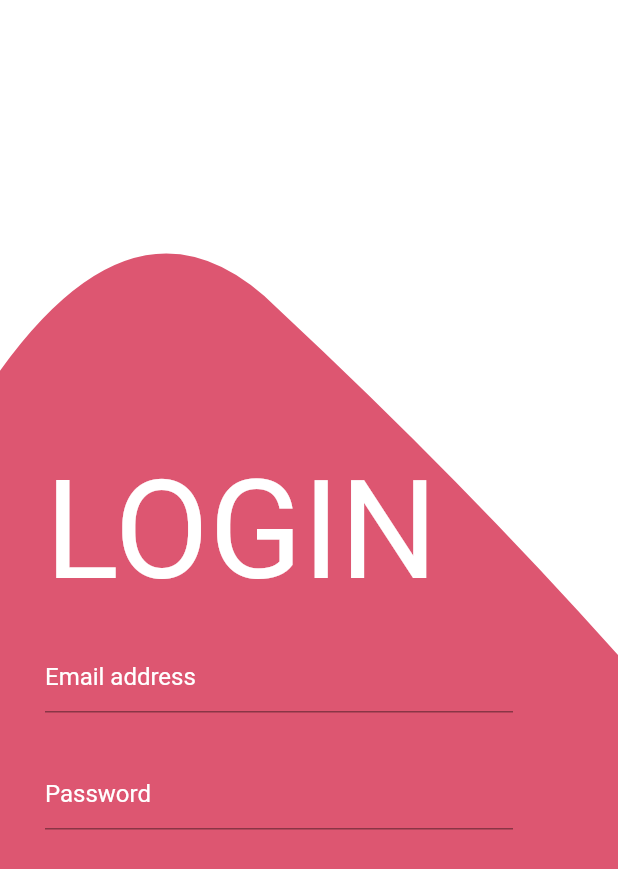
After one commit to mukireus/flutter_ui_template_login, a Flutter app: the AppleLogin screen opened directly, on a phone screen of 412 x 824 dp. The commit adds this screen. Shown: the top 869 px of the screen. Run offline on Flutter 3.47's test engine with Material 2 defaults, Android fonts, the phone set to English and light mode, and no system bars; our stand-ins replace flutter_screenutil.

Commit message:
added apple screen v1

```diff
--- /dev/null
+++ b/lib/screens/apple_login.dart
@@ -0,0 +1,121 @@
+import 'package:flutter/material.dart';
+import 'package:flutter_screenutil/flutter_screenutil.dart';
+import 'package:flutter_template_login/ui/ui_helper.dart';
+
+class AppleLogin extends StatefulWidget {
+  @override
+  _AppleLoginState createState() => _AppleLoginState();
+}
+
+class _AppleLoginState extends State<AppleLogin> {
+  @override
+  Widget build(BuildContext context) {
+    ScreenUtil.instance.init(context);
+    return Scaffold(
+      backgroundColor: Colors.white,
+      body: Stack(
+        children: <Widget>[
+          CustomPaint(
+            painter: CurvePainter(),
+            child: Container(height: double.infinity),
+          ),
+          Padding(
+            padding: const EdgeInsets.fromLTRB(30, 300, 30, 0),
+            child: Column(
+              crossAxisAlignment: CrossAxisAlignment.start,
+              mainAxisAlignment: MainAxisAlignment.start,
+              children: <Widget>[
+                Text(
+                  UIHelper.login.toUpperCase(),
+                  style: TextStyle(
+                    color: UIHelper.WHITE,
+                    fontSize: UIHelper.dynamicSp(80),
+                  ),
+                ),
+                SingleChildScrollView(
+                    child: Column(
+                  children: <Widget>[
+                    _textField(UIHelper.email, false),
+                    _textField(UIHelper.password, true),
+                  ],
+                )),
+              ],
+            ),
+          ),
+        ],
+      ),
+    );
+  }
+
+  Widget _textField(String text, bool obscure) => Padding(
+        padding: const EdgeInsets.fromLTRB(0, 20, 40, 10),
+        child: TextField(
+          style: TextStyle(color: UIHelper.WHITE),
+          textAlign: TextAlign.left,
+          obscureText: obscure,
+          autocorrect: false,
+          cursorColor: UIHelper.WHITE,
+          maxLines: 1,
+          decoration: InputDecoration(
+            border: new UnderlineInputBorder(
+                borderSide: new BorderSide(color: Colors.white)),
+            hintText: text,
+            hintStyle: TextStyle(color: Colors.white),
+          ),
+        ),
+      );
+}
+
+class CurvePainter extends CustomPainter {
+  @override
+  void paint(Canvas canvas, Size size) {
+    Paint paint = new Paint()..color = UIHelper.APPLE_GRADIENT_COLOR_TWO;
+    // create a path
+    var path = Path();
+    path.moveTo(0, size.height * 0.30);
+    path.quadraticBezierTo(size.width * 0.23, size.height * 0.14,
+        size.width * 0.45, size.height * 0.25);
+    path.quadraticBezierTo(
+        size.width * 0.75, size.height * 0.39, size.width, size.height * 0.53);
+    path.lineTo(size.width, size.height);
+    path.lineTo(0, size.height);
+    canvas.drawPath(path, paint);
+  }
+
+  @override
+  bool shouldRepaint(CustomPainter oldDelegate) => true;
+}
+
+class CurvePainterr extends CustomPainter {
+  @override
+  void paint(Canvas canvas, Size size) {
+    Paint paint = new Paint()..color = UIHelper.APPLE_GRADIENT_COLOR_TWO;
+    // create a path
+    var path = Path();
+    path.moveTo(0, size.height * 0.30);
+    path.quadraticBezierTo(size.width * 0.23, size.height * 0.14,
+        size.width * 0.45, size.height * 0.25);
+    path.quadraticBezierTo(
+        size.width * 0.75, size.height * 0.39, size.width, size.height * 0.53);
+    path.lineTo(size.width, size.height);
+    path.lineTo(0, size.height);
+    canvas.drawPath(path, paint);
+  }
+
+  @override
+  bool shouldRepaint(CustomPainter oldDelegate) => true;
+}
+
+final Gradient gradient = new LinearGradient(
+  colors: <Color>[
+    UIHelper.APPLE_GRADIENT_COLOR_ONE,
+    UIHelper.APPLE_GRADIENT_COLOR_TWO,
+  ],
+  stops: [
+    0.0,
+    0.5,
+    0.7,
+    0.9,
+    1.0,
+  ],
+);
--- a/lib/screens/cherry_login.dart
+++ b/lib/screens/cherry_login.dart
@@ -13,10 +13,9 @@ class _CherryLoginState extends State<CherryLogin> {
   Widget build(BuildContext context) {
     ScreenUtil.instance.init(context);
     return Scaffold(
+      resizeToAvoidBottomPadding: false,
       backgroundColor: UIHelper.WHITE,
-      body: Column(
-        mainAxisAlignment: MainAxisAlignment.start,
-        crossAxisAlignment: CrossAxisAlignment.center,
+      body: ListView(
         children: <Widget>[
           CustomPaint(
             painter: CurvePainter(),
--- a/lib/screens/fig_login.dart
+++ b/lib/screens/fig_login.dart
@@ -2,7 +2,6 @@ import 'package:flutter/material.dart';
 import 'package:flutter_screenutil/flutter_screenutil.dart';
 import 'package:flutter_template_login/ui/ui_helper.dart';
 import 'package:flutter_template_login/ui/widgets/forgetPassButton_widget.dart';
-import 'package:flutter_template_login/ui/widgets/textField_widget.dart';
 
 class FigLogin extends StatefulWidget {
   @override
--- a/lib/ui/ui_helper.dart
+++ b/lib/ui/ui_helper.dart
@@ -30,6 +30,7 @@ class UIHelper {
   static final String pomegranatePhoto = "assets/images/pomegranate_login.png";
   static final String apricotPhoto = "assets/images/apricot_login.png";
   static final String figPhoto = "assets/images/fig_login.png";
+  static final String cherryPhoto = "assets/images/cherry_login.png";
   static final String noPhoto = "assets/images/no_photo.png";
   static final String scooter = "assets/drawable/scooter.png";
 
@@ -76,6 +77,10 @@ class UIHelper {
   static const Color CHERRY_PRIMARY_COLOR = Color(0xFF1566E0);
   static const Color CHERRY_INPUT_TEXT_COLOR = Color(0xFF1EA5FF);
 
+// APPLE LOGIN COLORS
+  static const Color APPLE_GRADIENT_COLOR_ONE = Color(0xFFFBC79A);
+  static const Color APPLE_GRADIENT_COLOR_TWO = Color(0xFFDD5671);
+
   // GLOBAL COLORS
   static const Color SPOTIFY_COLOR = Color(0xFF1DB954);
   static const Color SPOTIFY_TEXT_COLOR = Color(0xFFF4F6FC);
```
Also changed, not shown: lib/home_list.dart (+7 -2 lines), assets/images/cherry_login.png (added).
